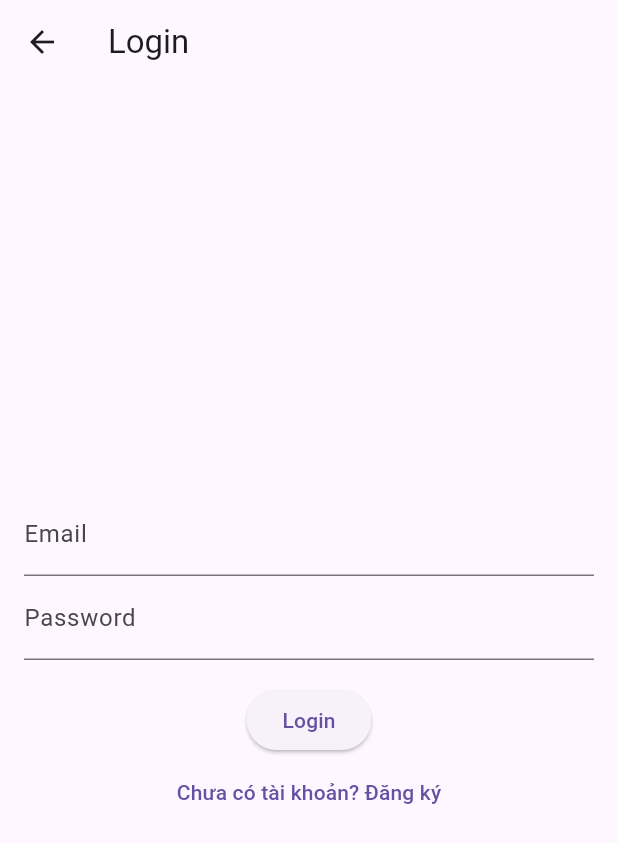
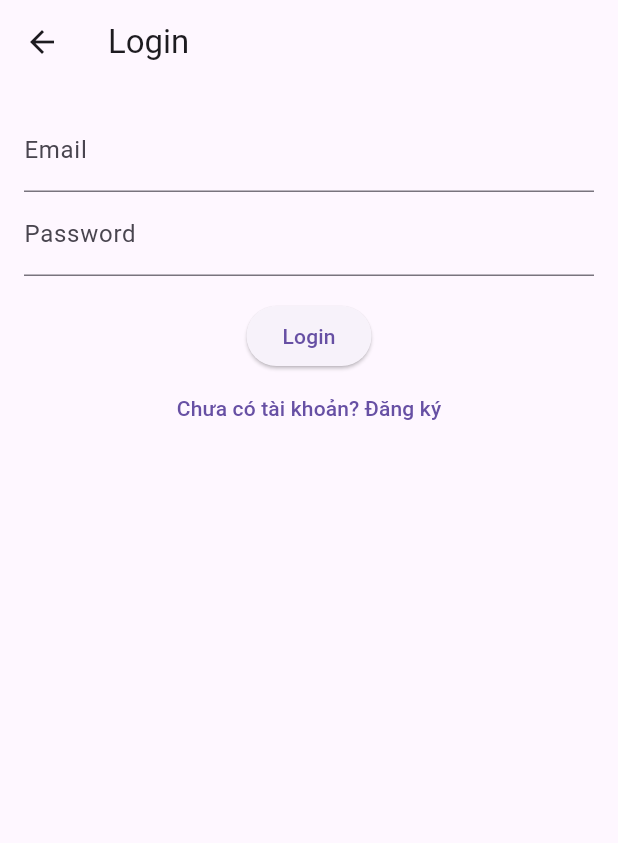
Before and after one commit to dtqasdfghjkl/fluter, a Flutter app: the LoginPage screen opened by its route, on a phone screen of 412 x 824 dp. Shown: the top 843 px of the screen. Run offline on Flutter 3.47's test engine with Material 3 defaults, Android fonts, the phone set to English and light mode, and no system bars; our stand-ins replace bloc, flutter_bloc, fpdart, get_it, supabase_flutter; accounts and stored records are empty.

```diff
--- /dev/null
+++ b/config.dev.json
@@ -0,0 +1,4 @@
+{
+    "SUPABASE_URL": "https://difqmdmlzzrsxjeqmamg.supabase.co",
+    "SUPABASE_ANON_KEY": "eyJhbGciOiJIUzI1NiIsInR5cCI6IkpXVCJ9.eyJpc3MiOiJzdXBhYmFzZSIsInJlZiI6ImRpZnFtZG1senpyc3hqZXFtYW1nIiwicm9sZSI6ImFub24iLCJpYXQiOjE3NTMzMjYyNzUsImV4cCI6MjA2ODkwMjI3NX0.XmdiDQY93iEAuDHni3Dx1DQx1l8Kw0kxQQkB4t597Cg"
+}
--- a/lib/features/auth/presentation/pages/login_page.dart
+++ b/lib/features/auth/presentation/pages/login_page.dart
@@ -15,28 +15,41 @@ class _LoginPageState extends State<LoginPage> {
   String? error;
 
   Future<void> login() async {
-    setState(() { isLoading = true; error = null; });
+    setState(() {
+      isLoading = true;
+      error = null;
+    });
     final result = await SupabaseService().signIn(
       emailController.text,
       passwordController.text,
     );
-    setState(() { isLoading = false; error = result; });
+    setState(() {
+      isLoading = false;
+      error = result;
+    });
     if (result == null) {
       // Login success, navigate to home or show success
-      ScaffoldMessenger.of(context).showSnackBar(
-        const SnackBar(content: Text('Login thành công!')),
-      );
+      ScaffoldMessenger.of(
+        context,
+      ).showSnackBar(const SnackBar(content: Text('Login thành công!')));
+
+      Navigator.pushReplacementNamed(context, '/');
     }
   }
 
   @override
   Widget build(BuildContext context) {
     return Scaffold(
+      resizeToAvoidBottomInset: false,
       appBar: AppBar(title: const Text('Login')),
-      body: Padding(
+      body: LayoutBuilder(
+        builder: (context, constraints) {
+          return SingleChildScrollView(
             padding: const EdgeInsets.all(16.0),
+            child: ConstrainedBox(
+              constraints: BoxConstraints(minHeight: constraints.maxHeight - 32),
+              child: IntrinsicHeight(
                 child: Column(
-          mainAxisAlignment: MainAxisAlignment.center,
                   children: [
                     TextField(
                       controller: emailController,
@@ -48,10 +61,25 @@ class _LoginPageState extends State<LoginPage> {
                       obscureText: true,
                     ),
                     const SizedBox(height: 16),
-            if (error != null) Text(error!, style: const TextStyle(color: Colors.red)),
+                    if (error != null)
+                      Text(error!, style: const TextStyle(color: Colors.red)),
+
+                    // 👉 SizedBox chiếm toàn bộ phần còn lại
+                    // Expanded(
+                    //   child: Container(
+                    //     constraints: const BoxConstraints(minHeight: 100),
+                    //     color: Colors.grey[200], // để dễ thấy vùng chiếm
+                    //     child: const Center(
+                    //       child: Text('Vùng chiếm toàn bộ phần còn lại'),
+                    //     ),
+                    //   ),
+                    // ),
+
                     ElevatedButton(
                       onPressed: isLoading ? null : login,
-              child: isLoading ? const CircularProgressIndicator() : const Text('Login'),
+                      child: isLoading
+                          ? const CircularProgressIndicator()
+                          : const Text('Login'),
                     ),
                     TextButton(
                       onPressed: () {
@@ -62,6 +90,10 @@ class _LoginPageState extends State<LoginPage> {
                   ],
                 ),
               ),
+            ),
+          );
+        },
+      ),
     );
   }
 }
--- a/pubspec.yaml
+++ b/pubspec.yaml
@@ -37,6 +37,7 @@ dependencies:
   # Use with the CupertinoIcons class for iOS style icons.
   cupertino_icons: ^1.0.8
   flutter_bloc: ^9.1.1
+  get_it: ^8.1.0
 
 dev_dependencies:
   flutter_test:
```
Also changed, not shown: lib/core/supabase_config.dart (+4 -3 lines), lib/features/auth/data/repositories/auth_repository_impl.dart (+16 -6 lines), lib/features/auth/presentation/bloc/auth_bloc.dart (added, +28 -0 lines), lib/features/auth/presentation/bloc/auth_event.dart (added, +16 -0 lines), lib/features/auth/presentation/bloc/auth_state.dart (added, +20 -0 lines), lib/init_dependencies.dart (+27 -0 lines), lib/main.dart (+14 -4 lines), pubspec.lock. Lines whose indentation alone changed are shown as unchanged.
